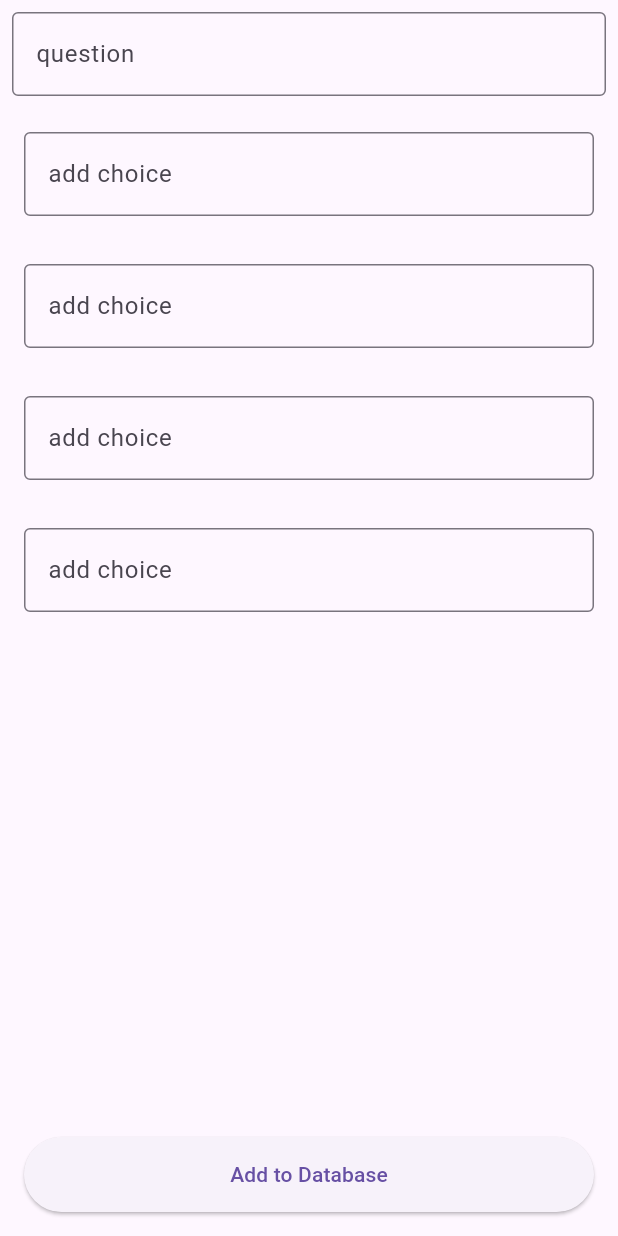
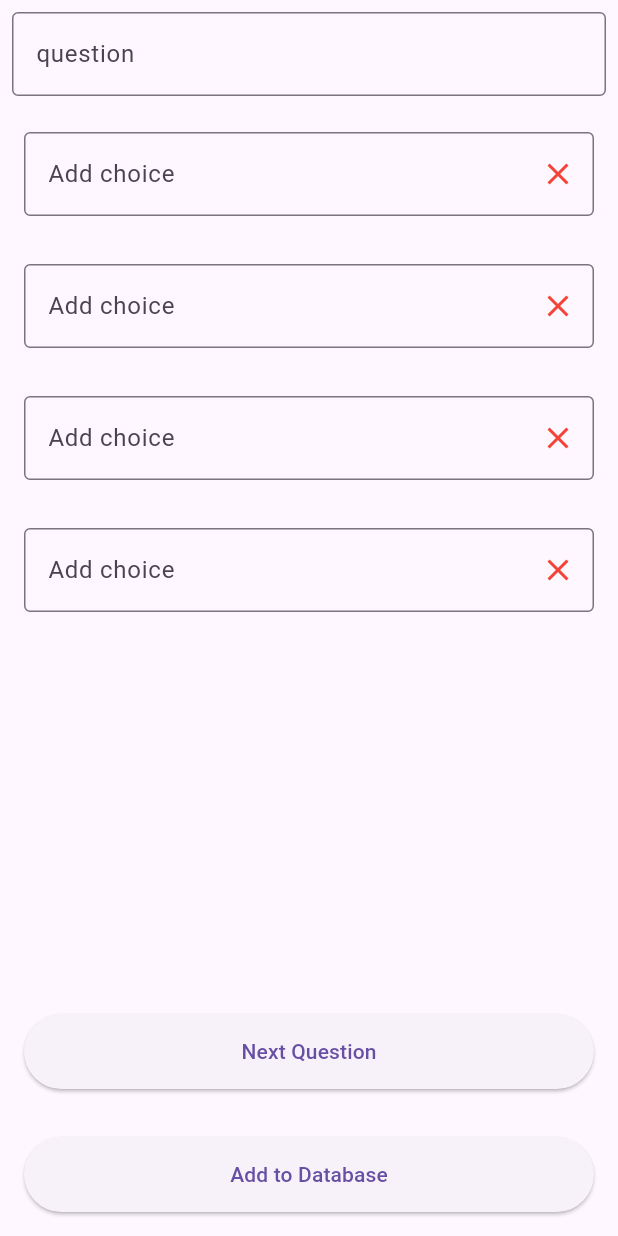
Before and after one commit to abdulrahman1001/quiz_app, a Flutter app: the screen it shows after launch, after a tap on "Add to Database", on a phone screen of 412 x 824 dp. Run offline on Flutter 3.47's test engine with Material 3 defaults, Android fonts, the phone set to English and light mode, and no system bars; our stand-ins replace bloc, cloud_firestore, firebase_core, flutter_bloc; accounts and stored records are empty.

Commit message:
question to firebase

```diff
--- a/lib/cubit/cubit/answerstate_cubit.dart
+++ b/lib/cubit/cubit/answerstate_cubit.dart
@@ -10,38 +10,17 @@ class AnswerstateCubit extends Cubit<AnswerstateState> {
   int currentque = 0;
   int? isselect = null;
   bool isdone = false;
-  List<questionmodel> qlist = [
-    questionmodel(
-      question: 'question one',
-      choices: [
-        {'answer true': true},
-        {'answer false': false},
-        {'answer false': false},
-        {'answer false': false},
-      ],
-    ),
-    questionmodel(
-      question: 'question two',
-      choices: [
-        {'answer': true},
-        {'answer': false},
-      ],
-    ),
-    questionmodel(
-      question: 'question three',
-      choices: [
-        {'answer': true},
-        {'answer': false},
-      ],
-    ),
-  ];
-void isselectop(int index){
-  isselect=index;
+  List<questionmodel> qlist = [];
+  String question = '';
 
-}
-void isselectnull(){
-  isselect=null;
-}
+  void isselectop(int index) {
+    isselect = index;
+  }
+
+  void isselectnull() {
+    isselect = null;
+  }
+
   void trueanswer() {
     score++;
     currentque++;
@@ -59,4 +38,22 @@ void isselectnull(){
     }
     return isdone = false;
   }
+
+  addques(List<Map<String, bool>> choices, String question) {
+    qlist.add(questionmodel(
+      choices: choices,
+      question: question,
+    ));
+  }
+
+  addquestion(String value) {
+    question = value;
+    emit(Answerstateadd());
+  }
+
+  nextquesadd() {
+    currentque++;
+
+    emit(Answerstatcurrent());
+  }
 }
--- a/lib/cubit/cubit/answerstate_state.dart
+++ b/lib/cubit/cubit/answerstate_state.dart
@@ -8,3 +8,8 @@ final class AnswerstateInitial extends AnswerstateState {}
 final class Answerstatetrue extends AnswerstateState {}
 
 final class Answerstatefalse extends AnswerstateState {}
+final class Answerstateadd extends AnswerstateState {}
+
+final class Answerstatenext extends AnswerstateState {}
+
+final class Answerstatcurrent extends AnswerstateState {}
--- a/lib/cubit/cubit/question_cubit.dart
+++ b/lib/cubit/cubit/question_cubit.dart
@@ -12,6 +12,7 @@ class QuestionCubit extends Cubit<QuestionState> {
   QuestionCubit() : super(QuestionInitial());
 
   String generateRandomNumbersString() {
+
     Random random = Random();
     String result = '';
 
@@ -25,7 +26,7 @@ class QuestionCubit extends Cubit<QuestionState> {
 
   CollectionReference exams = FirebaseFirestore.instance.collection('exams');
 
-  Future<void> addquestion() async {
+  Future<void> addquestion(String question ,List <Map<String,bool>> choice) async {
     String id = generateRandomNumbersString(); // Generate a new random number string for each question
 
     // Check if a document with the generated ID already exists
@@ -37,12 +38,12 @@ class QuestionCubit extends Cubit<QuestionState> {
       try {
         await exams.add({
           'exam': {
-            'question': 'question two',
+            'question': question,
             'choices': [
-              {'answer true': true},
-              {'answer false': false},
-              {'answer false': false},
-              {'answer false': false},
+              {choice[0].keys.first:choice[0].values.first },
+              {choice[1].keys.first: choice[1].values.first},
+              {choice[2].keys.first: choice[2].values.first},
+              {choice[3].keys.first: choice[3].values.first},
             ],
             'id': id
           }
--- a/lib/view/addquestionspage.dart
+++ b/lib/view/addquestionspage.dart
@@ -1,4 +1,5 @@
 import 'package:flutter/material.dart';
+import 'package:quiz_app/cubit/cubit/answerstate_cubit.dart';
 import 'package:quiz_app/cubit/cubit/choice_cubit.dart';
 import 'package:quiz_app/cubit/cubit/question_cubit.dart';
 import 'package:quiz_app/widget/addchoice.dart';
@@ -7,6 +8,7 @@ import 'package:quiz_app/widget/addnewchoicecolum.dart';
 import 'package:quiz_app/widget/addquestiontextfiled.dart';
 import 'package:flutter_bloc/flutter_bloc.dart';
 import 'package:quiz_app/widget/choicelistview.dart';
+import 'package:quiz_app/widget/nextquestion.dart';
 
 class addquietionpage extends StatefulWidget {
   const addquietionpage({super.key});
@@ -18,6 +20,7 @@ class addquietionpage extends StatefulWidget {
 class _addquietionpageState extends State<addquietionpage> {
   @override
   Widget build(BuildContext context) {
+    String question=	'';
     GlobalKey<FormState> formkey = GlobalKey<FormState>();
     return Scaffold(
       body: BlocBuilder<QuestionCubit, QuestionState>(
@@ -25,9 +28,19 @@ class _addquietionpageState extends State<addquietionpage> {
           return Form(
             key: formkey,
             child: Column(children: [
-              addquestiontextfiled(),
+              addquestiontextfiled(
+                onChanged: (p0) {
+                  question = p0;
+                  BlocProvider.of<AnswerstateCubit>(context).addquestion(question);
+
+                },
+              ),
               choicelistview(),
-              AddFirebaseButton()
+              NextQuestion(),
+
+
+              AddFirebaseButton(ques: question,),
+
             ]),
           );
         },
--- a/lib/widget/addchoice.dart
+++ b/lib/widget/addchoice.dart
@@ -1,18 +1,40 @@
 import 'package:flutter/material.dart';
 
-class addchoiceform extends StatelessWidget {
-  const addchoiceform({super.key});
+class AddChoiceForm extends StatefulWidget {
+  const AddChoiceForm({Key? key, required this.onChanged}) : super(key: key);
+
+  final void Function(String, bool) onChanged;
+
+  @override
+  State<AddChoiceForm> createState() => _AddChoiceFormState();
+}
+
+class _AddChoiceFormState extends State<AddChoiceForm> {
+  bool state = false;
 
   @override
   Widget build(BuildContext context) {
     return Padding(
       padding: const EdgeInsets.all(8.0),
+      child: GestureDetector(
+        onDoubleTap: () {
+          setState(() {
+            state = !state;
+            widget.onChanged('', state); // Pass the state value to the onChanged callback
+          });
+        },
         child: TextFormField(
           decoration: InputDecoration(
+            suffixIcon: state
+                ? Icon(Icons.check, color: Colors.green)
+                : Icon(Icons.close, color: Colors.red),
             border: OutlineInputBorder(),
-          hintText: 'add choice',
+            hintText: 'Add choice',
           ),
           maxLines: 1,
+          onChanged: (value) {
+            widget.onChanged(value, state); // Pass the state value to the onChanged callback
+          },
           validator: (value) {
             if (value == null || value.isEmpty) {
               return 'Please enter some text';
@@ -20,6 +42,7 @@ class addchoiceform extends StatelessWidget {
             return null;
           },
         ),
-    ) ;
+      ),
+    );
   }
 }
--- a/lib/widget/addfirebesebutton.dart
+++ b/lib/widget/addfirebesebutton.dart
@@ -1,8 +1,11 @@
 import 'package:flutter/material.dart';
 import 'package:flutter_bloc/flutter_bloc.dart';
+import 'package:quiz_app/cubit/cubit/answerstate_cubit.dart';
 import 'package:quiz_app/cubit/cubit/question_cubit.dart';
+
 class AddFirebaseButton extends StatelessWidget {
-  const AddFirebaseButton({Key? key}) : super(key: key);
+  const AddFirebaseButton({Key? key, required this.ques}) : super(key: key);
+  final String ques;
 
   @override
   Widget build(BuildContext context) {
@@ -12,7 +15,17 @@ class AddFirebaseButton extends StatelessWidget {
       width: double.infinity,
       child: ElevatedButton(
         onPressed: () {
-          BlocProvider.of<QuestionCubit>(context).addquestion();
+          List<Map<String, bool>> choice = [];
+          for (int i = 0; i < 4; i++) {
+            choice.add(BlocProvider.of<AnswerstateCubit>(context)
+                .qlist[0]
+                .choices[i]
+                .map((key, value) => MapEntry(key, value)));
+          }
+          BlocProvider.of<QuestionCubit>(context).addquestion(
+              BlocProvider.of<AnswerstateCubit>(context).qlist[0].question,
+              choice);
+
         },
         child: Text('Add to Database'),
       ),
--- a/lib/widget/addquestiontextfiled.dart
+++ b/lib/widget/addquestiontextfiled.dart
@@ -1,14 +1,15 @@
 import 'package:flutter/material.dart';
 
 class addquestiontextfiled extends StatelessWidget {
-  const addquestiontextfiled({super.key});
-
+  const addquestiontextfiled({super.key, required this.onChanged});
+  final Function(String) onChanged;
 
   @override
   Widget build(BuildContext context) {
     return Padding(
       padding: const EdgeInsets.all(8.0),
       child: TextFormField(
+        onChanged:onChanged ,
         decoration: InputDecoration(
           border: OutlineInputBorder(),
           hintText: 'question',
--- a/lib/widget/choicelistview.dart
+++ b/lib/widget/choicelistview.dart
@@ -1,23 +1,47 @@
 import 'package:flutter/material.dart';
+import 'package:quiz_app/cubit/cubit/answerstate_cubit.dart';
 import 'package:quiz_app/cubit/cubit/choice_cubit.dart';
 import 'package:quiz_app/widget/addchoice.dart';
 import 'package:quiz_app/widget/choicebutton.dart';
 import 'package:flutter_bloc/flutter_bloc.dart';
 import 'package:flutter_bloc/flutter_bloc.dart';
-class choicelistview extends StatelessWidget {
+
+class choicelistview extends StatefulWidget {
   const choicelistview({super.key});
 
   @override
+  State<choicelistview> createState() => _choicelistviewState();
+}
+
+class _choicelistviewState extends State<choicelistview> {
+  List<Map<String, bool>> choices = List.generate(4, (_) => {'': false});
+
+  @override
   Widget build(BuildContext context) {
-    return Expanded(
+    String question = BlocProvider.of<AnswerstateCubit>(context).question;
+    return BlocListener<AnswerstateCubit, AnswerstateState>(
+      listener: (context, state) {
+        if (state is Answerstateadd) {
+          question = BlocProvider.of<AnswerstateCubit>(context).question;
+        }
+      },
+      child: Expanded(
         child: ListView.builder(
-        itemCount: BlocProvider.of<ChoiceCubit>(context).choicelength.length,
+          itemCount: 4,
           itemBuilder: (context, index) {
             return Padding(
               padding: const EdgeInsets.all(8.0),
-            child: addchoiceform(),
+              child: AddChoiceForm(
+                onChanged: (p0, bool p1) {
+                  choices[index] = {p0: p1};
+                  BlocProvider.of<AnswerstateCubit>(context)
+                      .addques(choices, question);
+
+                },
+              ),
             );
           },
+        ),
       ),
     );
   }
--- /dev/null
+++ b/lib/widget/nextquestion.dart
@@ -0,0 +1,21 @@
+import 'package:flutter/material.dart';
+import 'package:flutter_bloc/flutter_bloc.dart';
+import 'package:quiz_app/cubit/cubit/answerstate_cubit.dart';
+
+class NextQuestion extends StatelessWidget {
+  const NextQuestion({super.key});
+
+  @override
+  Widget build(BuildContext context) {
+    return Container(
+        margin: EdgeInsets.all(16),
+        height: 50,
+        width: double.infinity,
+        child: ElevatedButton(
+          onPressed: () {
+            BlocProvider.of<AnswerstateCubit>(context).nextquesadd();
+          },
+          child: Text('Next Question'),
+        ));
+  }
+}
```
Lines whose indentation alone changed are shown as unchanged.
